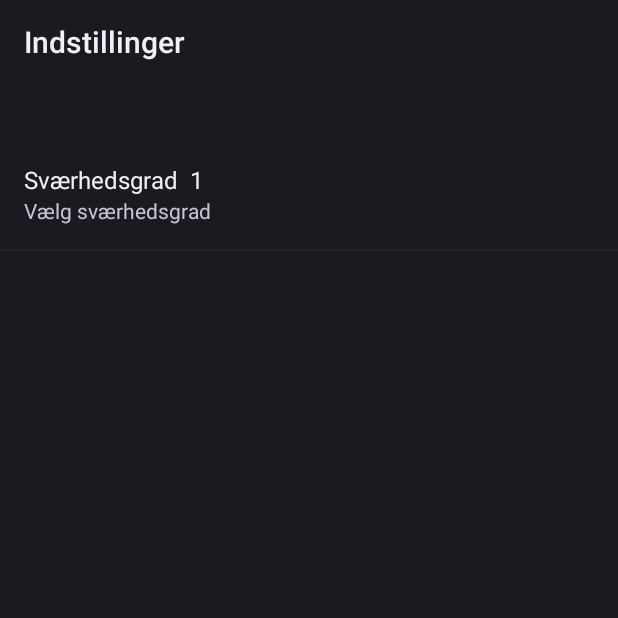
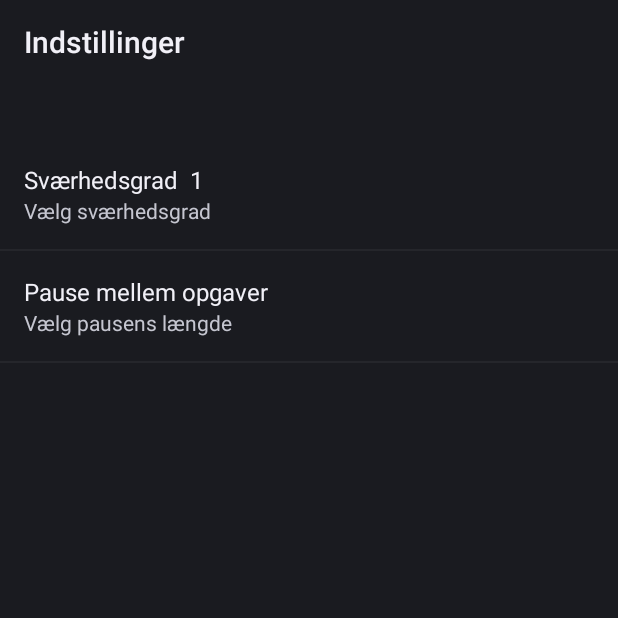
Before and after one commit to krixkrix/AbcSjov, an Android app: the Preferences screen opened directly, with no data from a screen before it, on a phone screen of 412 x 824 dp, the top half of it. Run offline under Robolectric (Android 15) with nearby library versions, the phone set to English and light mode, and no system bars.

Commit message:
configurable time between challenges

```diff
--- a/app/src/main/res/values/strings.xml
+++ b/app/src/main/res/values/strings.xml
@@ -41,4 +41,22 @@
         <item>12</item>
     </string-array>
 
+    <string name="challengedelay">Pause mellem opgaver</string>
+    <string name="challengedelaysummary">Vælg pausens længde</string>
+
+    <string-array name="challengedelaylistlabels">
+        <item>400ms</item>
+        <item>700ms</item>
+        <item>1000ms</item>
+        <item>1300ms</item>
+    </string-array>
+
+    <string-array name="challengedelaylist">
+        <item>400</item>
+        <item>700</item>
+        <item>1000</item>
+        <item>1300</item>
+    </string-array>
+
+
 </resources>
--- a/app/src/main/res/xml/preferences.xml
+++ b/app/src/main/res/xml/preferences.xml
@@ -1,5 +1,5 @@
 <?xml version="1.0" encoding="utf-8"?>
-<PreferenceScreen xmlns:android="http://schemas.android.com/apk/res/android" >
+<PreferenceScreen xmlns:android="http://schemas.android.com/apk/res/android">
     <PreferenceCategory>
         <!--
                 <CheckBoxPreference
@@ -15,6 +15,14 @@
             android:defaultValue="1"
             android:entries="@array/levellistlabels"
             android:entryValues="@array/levellist" />
+
+        <ListPreference
+            android:title="@string/challengedelay"
+            android:summary="@string/challengedelaysummary"
+            android:key="challengedelay"
+            android:defaultValue="1000"
+            android:entries="@array/challengedelaylistlabels"
+            android:entryValues="@array/challengedelaylist" />
     </PreferenceCategory>
 
 </PreferenceScreen>
```
Also changed, not shown: app/src/main/java/dk/kristiannoergaard/AbcSjovActivity.java (+9 -28 lines). Lines whose indentation alone changed are shown as unchanged.
